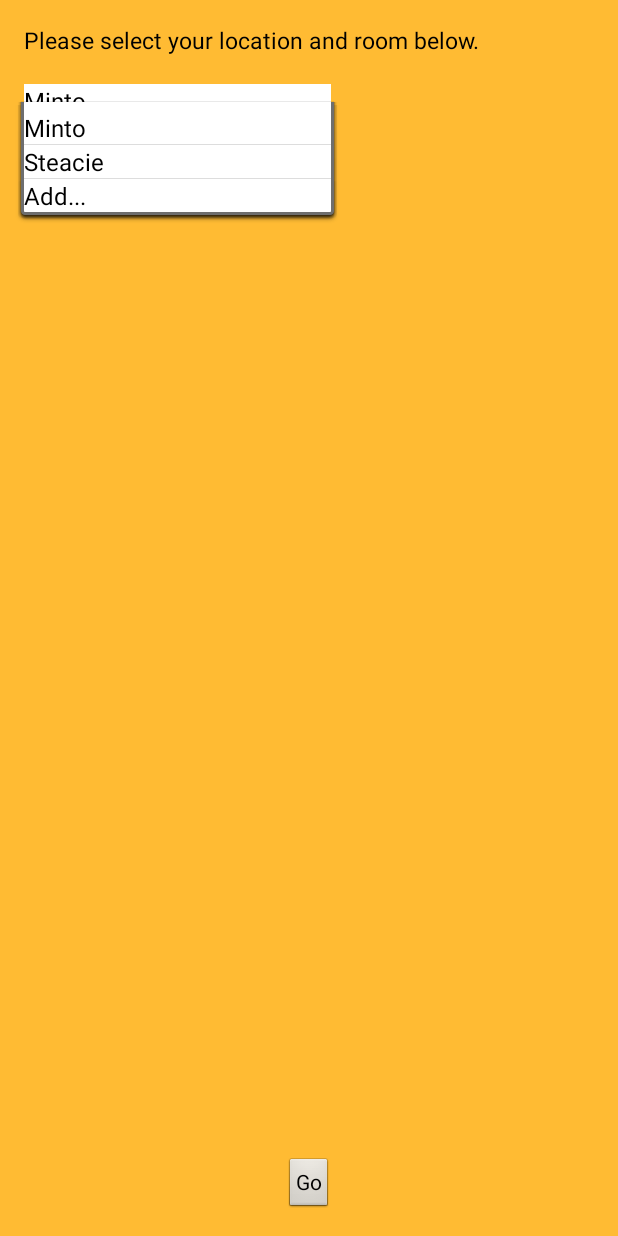
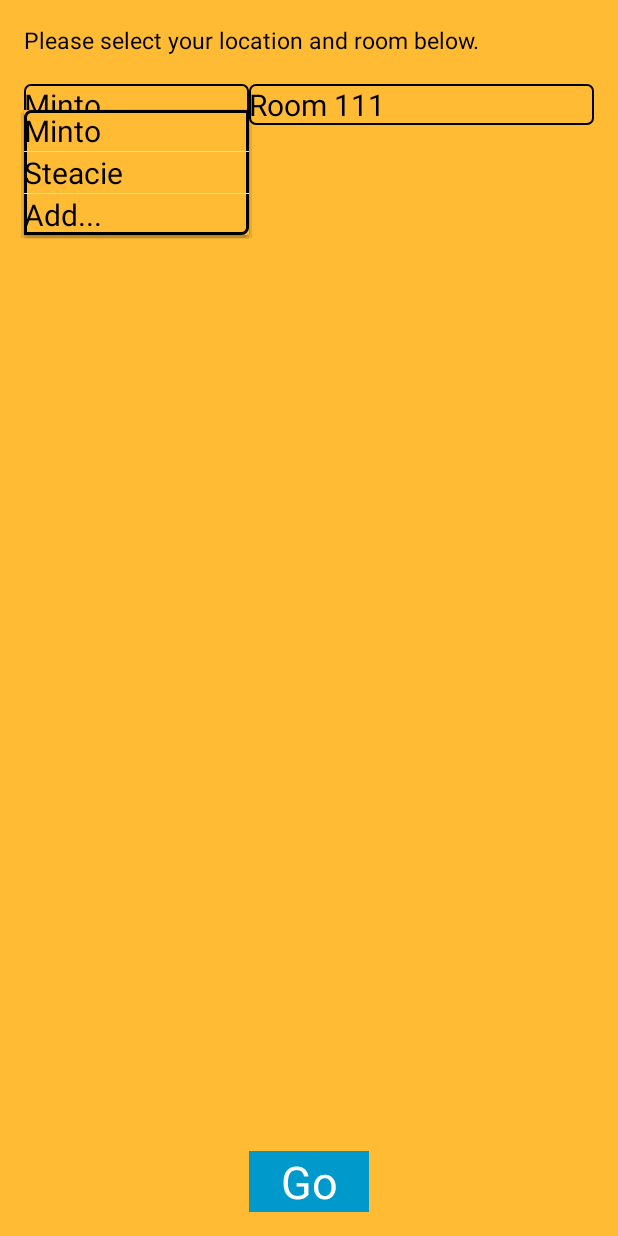
Before and after one commit to aizon2456/fourth-year-project, an Android app: the SetupActivity screen opened directly, with no data from a screen before it, after a tap on "Minto", on a phone screen of 412 x 824 dp. Run offline under Robolectric (Android 15) with nearby library versions, the light colour scheme and no system bars.

```diff
--- a/app/src/main/java/wong/ian/augmentedrealitysystem20/MainActivity.java
+++ b/app/src/main/java/wong/ian/augmentedrealitysystem20/MainActivity.java
@@ -42,12 +42,14 @@ public class MainActivity extends Activity {
     public void onCreate(Bundle savedInstanceState) {
         super.onCreate(savedInstanceState);
 
+        // set flags to ensure that the application is fullscreen and active at all times
         getWindow().addFlags(WindowManager.LayoutParams.FLAG_FULLSCREEN);
         getWindow().addFlags(WindowManager.LayoutParams.FLAG_KEEP_SCREEN_ON);
         getWindow().clearFlags(WindowManager.LayoutParams.FLAG_FORCE_NOT_FULLSCREEN);
 
         setContentView(R.layout.main_layout);
 
+        // create the speech identifier given a particular location and room
         identifier = new SpeechIdentifier(this, getIntent().getStringExtra("location"), getIntent().getStringExtra("room"));
 
         FrameLayout layout = (FrameLayout) findViewById(R.id.systemFrame);
--- /dev/null
+++ b/app/src/main/res/drawable/spinner_dropdown_text.xml
@@ -0,0 +1,22 @@
+<?xml version="1.0" encoding="utf-8"?>
+<layer-list xmlns:android="http://schemas.android.com/apk/res/android" >
+    <item>
+        <shape android:shape="rectangle">
+            <solid android:color="@android:color/holo_orange_light"/>
+        </shape>
+    </item>
+    <item>
+        <shape xmlns:android="http://schemas.android.com/apk/res/android"
+            android:shape="rectangle">
+
+            <corners android:bottomLeftRadius="0dp"
+                android:topLeftRadius="4dp"
+                android:bottomRightRadius="4dp"
+                android:topRightRadius="0dp" />
+
+            <stroke android:width="2dp"
+                android:color="@android:color/black"/>
+
+        </shape>
+    </item>
+</layer-list>
--- /dev/null
+++ b/app/src/main/res/drawable/spinner_text.xml
@@ -0,0 +1,13 @@
+<?xml version="1.0" encoding="utf-8"?>
+<shape xmlns:android="http://schemas.android.com/apk/res/android"
+    android:shape="rectangle">
+
+    <corners android:bottomLeftRadius="4dp"
+        android:topLeftRadius="4dp"
+        android:bottomRightRadius="4dp"
+        android:topRightRadius="4dp" />
+
+    <stroke android:width="1dp"
+        android:color="@android:color/black"/>
+
+</shape>
--- a/app/src/main/res/layout/setup_layout.xml
+++ b/app/src/main/res/layout/setup_layout.xml
@@ -6,7 +6,6 @@
     android:paddingBottom="@dimen/activity_vertical_margin"
     tools:context="wong.ian.augmentedrealitysystem20.SetupActivity"
     android:background="@android:color/holo_orange_light">
-
 
     <Spinner
         android:layout_width="match_parent"
@@ -17,19 +16,22 @@
         android:layout_alignParentTop="true"
         android:layout_alignParentStart="true"
         android:contextClickable="false"
-        android:background="@android:color/white"
-        android:layout_alignEnd="@+id/go_button" />
+        android:background="@drawable/spinner_text"
+        android:popupBackground="@drawable/spinner_dropdown_text"
+        android:overlapAnchor="false"
+        android:layout_toStartOf="@+id/go_button" />
 
     <Spinner
         android:layout_width="match_parent"
         android:layout_height="wrap_content"
         android:id="@+id/room_spinner"
         android:spinnerMode="dropdown"
-        android:layout_below="@+id/location_input"
-        android:layout_alignParentStart="true"
         android:visibility="invisible"
-        android:background="@android:color/white"
-        android:layout_toStartOf="@+id/location_input" />
+        android:background="@drawable/spinner_text"
+        android:popupBackground="@drawable/spinner_dropdown_text"
+        android:overlapAnchor="false"
+        android:layout_alignTop="@+id/location_spinner"
+        android:layout_toEndOf="@+id/location_spinner" />
 
     <EditText
         android:layout_width="match_parent"
@@ -38,10 +40,9 @@
         android:inputType="text"
         android:visibility="invisible"
         android:hint="Location..."
-        android:layout_alignTop="@+id/location_spinner"
-        android:layout_alignParentEnd="true"
-        android:layout_toEndOf="@+id/location_spinner"
-        android:layout_alignBottom="@+id/location_spinner" />
+        android:layout_below="@+id/location_spinner"
+        android:layout_alignParentStart="true"
+        android:layout_toStartOf="@+id/go_button" />
 
     <EditText
         android:layout_width="match_parent"
@@ -50,9 +51,8 @@
         android:inputType="text"
         android:visibility="invisible"
         android:hint="Room..."
-        android:layout_below="@+id/location_spinner"
-        android:layout_toEndOf="@+id/room_spinner"
-        android:layout_alignBottom="@+id/room_spinner" />
+        android:layout_alignTop="@+id/location_input"
+        android:layout_toEndOf="@+id/location_input" />
 
     <TextView
         android:layout_width="wrap_content"
@@ -69,21 +69,16 @@
 
     <Button
         style="?android:attr/buttonStyleSmall"
-        android:layout_width="wrap_content"
+        android:layout_width="80dp"
         android:layout_height="wrap_content"
         android:text="Go"
         android:id="@+id/go_button"
         android:layout_alignParentBottom="true"
         android:layout_centerHorizontal="true"
         android:onClick="startChemicalTracking"
-        android:nestedScrollingEnabled="false" />
+        android:nestedScrollingEnabled="false"
+        android:textSize="30dp"
+        android:background="@android:color/holo_blue_dark"
+        android:textColor="@android:color/white" />
 
-    <ImageView
-        android:layout_width="wrap_content"
-        android:layout_height="wrap_content"
-        android:id="@+id/room_display"
-        android:layout_below="@+id/room_input"
-        android:layout_alignParentStart="true"
-        android:layout_alignEnd="@+id/room_input"
-        android:layout_above="@+id/go_button" />
 </RelativeLayout>
--- /dev/null
+++ b/app/src/main/res/layout/spinner_textbox.xml
@@ -0,0 +1,8 @@
+<?xml version="1.0" encoding="utf-8"?>
+<TextView
+    xmlns:android="http://schemas.android.com/apk/res/android"
+    android:layout_width="match_parent"
+    android:layout_height="wrap_content"
+    android:textSize="20sp"
+    android:gravity="left"
+    android:textColor="@android:color/black"/>
```
Also changed, not shown: app/src/main/java/wong/ian/augmentedrealitysystem20/ChemicalContainer.java (+9 -1 lines), app/src/main/java/wong/ian/augmentedrealitysystem20/DatabaseConnection.java (+104 -65 lines), app/src/main/java/wong/ian/augmentedrealitysystem20/LoginActivity.java (+65 -24 lines), app/src/main/java/wong/ian/augmentedrealitysystem20/SetupActivity.java (+23 -9 lines), app/src/main/java/wong/ian/augmentedrealitysystem20/SpeechIdentifier.java (+114 -31 lines), 1 other file.
